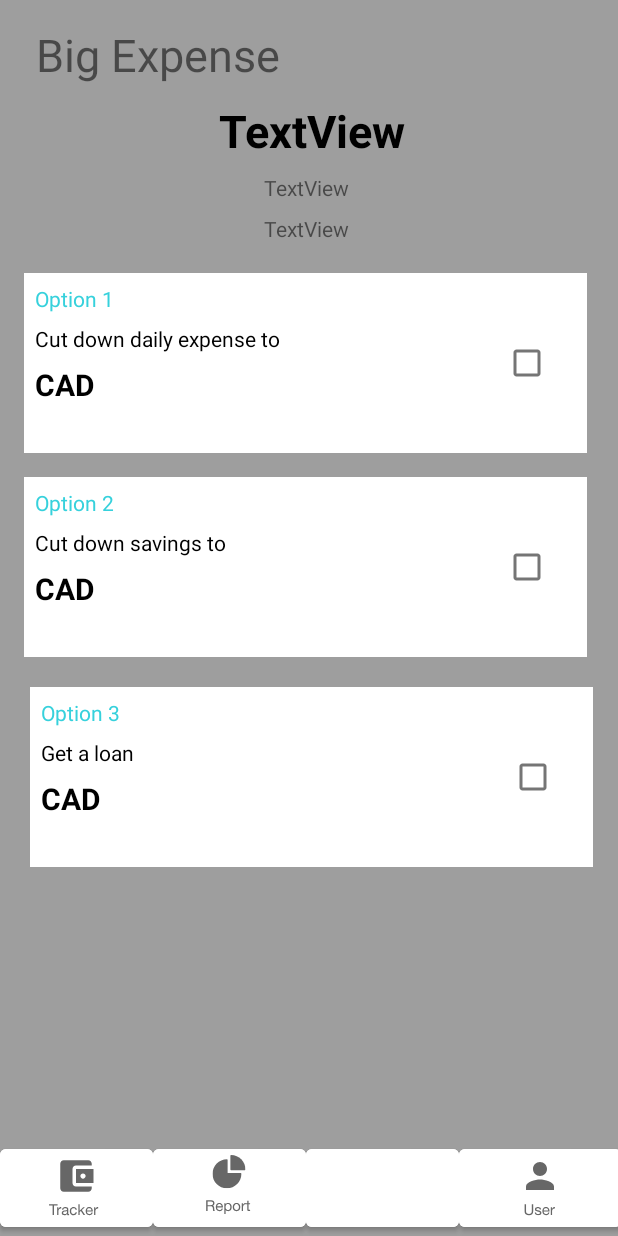
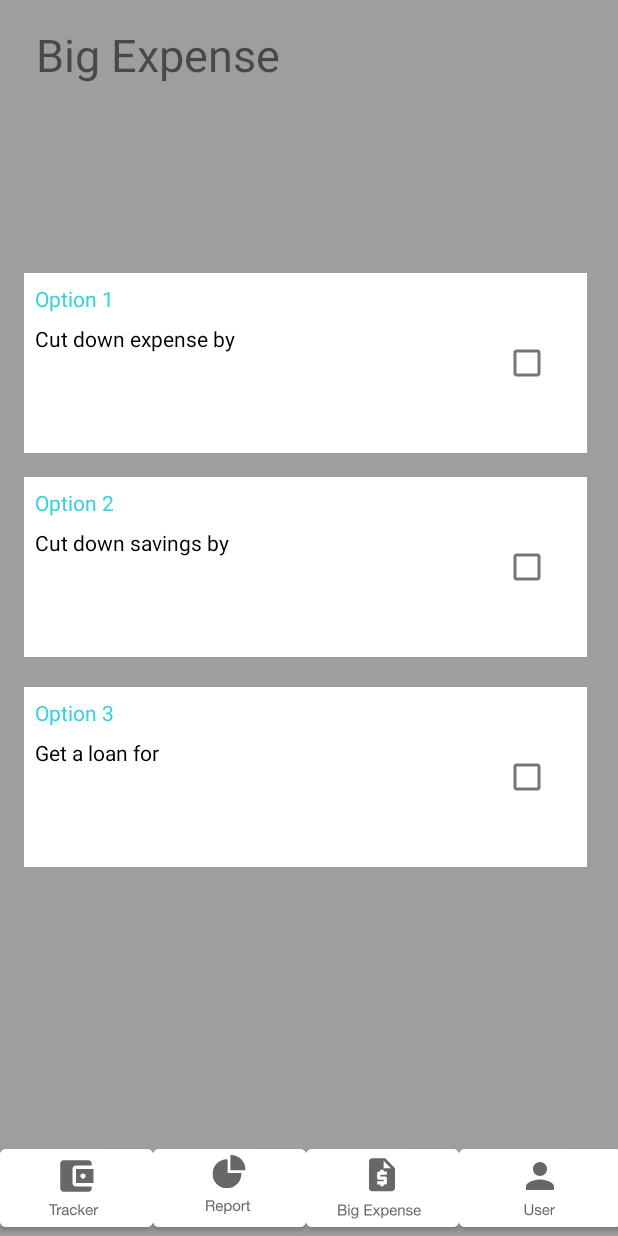
Before and after one commit to KateOber/CSIS-3175, an Android app: the layout activity_big_expenses.xml on its own in the app's theme, with its tools: preview values and no code run, on a phone screen of 412 x 824 dp. Run offline under Robolectric (Android 15) with nearby library versions, the phone set to English and light mode, and no system bars.

Commit message:
finished product
still needs fixes

```diff
--- a/EasyMoney/app/src/main/res/layout/activity_add_savings.xml
+++ b/EasyMoney/app/src/main/res/layout/activity_add_savings.xml
@@ -32,7 +32,7 @@
 
 
     <!--back button-->
-    <ImageView
+    <Button
         android:id="@+id/btnBack"
         android:layout_width="wrap_content"
         android:layout_height="wrap_content"
--- a/EasyMoney/app/src/main/res/layout/activity_big_expenses.xml
+++ b/EasyMoney/app/src/main/res/layout/activity_big_expenses.xml
@@ -27,9 +27,8 @@
         android:layout_height="wrap_content"
         android:layout_marginStart="146dp"
         android:layout_marginTop="10dp"
-        android:text="TextView"
+        android:textColor="#000000"
         android:textSize="30sp"
-        android:textColor="#000000"
         android:textStyle="bold"
         app:layout_constraintStart_toStartOf="parent"
         app:layout_constraintTop_toBottomOf="@+id/txtTitle" />
@@ -40,7 +39,6 @@
         android:layout_height="wrap_content"
         android:layout_marginStart="176dp"
         android:layout_marginTop="8dp"
-        android:text="TextView"
         app:layout_constraintStart_toStartOf="parent"
         app:layout_constraintTop_toBottomOf="@+id/txtEnteredExp" />
 
@@ -50,7 +48,6 @@
         android:layout_height="wrap_content"
         android:layout_marginStart="176dp"
         android:layout_marginTop="8dp"
-        android:text="TextView"
         app:layout_constraintStart_toStartOf="parent"
         app:layout_constraintTop_toBottomOf="@+id/txtEntBExpCat" />
 
@@ -93,7 +90,6 @@
             android:layout_height="wrap_content"
             android:layout_marginStart="7dp"
             android:layout_marginTop="7dp"
-            android:text="CAD"
             android:textColor="#000000"
             android:textSize="20sp"
             android:textStyle="bold"
@@ -145,12 +141,11 @@
             app:layout_constraintTop_toBottomOf="@+id/txtOptionId2" />
 
         <TextView
-            android:id="@+id/trackerExpenseName4"
+            android:id="@+id/txtAmount2"
             android:layout_width="wrap_content"
             android:layout_height="wrap_content"
             android:layout_marginStart="7dp"
             android:layout_marginTop="7dp"
-            android:text="CAD"
             android:textColor="#000000"
             android:textSize="20sp"
             android:textStyle="bold"
@@ -172,7 +167,7 @@
         android:id="@+id/option3BigExp"
         android:layout_width="375dp"
         android:layout_height="120dp"
-        android:layout_marginStart="20dp"
+        android:layout_marginStart="16dp"
         android:layout_marginTop="296dp"
         android:background="#FFFFFF"
         app:layout_constraintStart_toStartOf="parent"
@@ -202,12 +197,11 @@
             app:layout_constraintTop_toBottomOf="@+id/txtOptionId3" />
 
         <TextView
-            android:id="@+id/txtOptionName3"
+            android:id="@+id/txtAmount3"
             android:layout_width="wrap_content"
             android:layout_height="wrap_content"
             android:layout_marginStart="7dp"
             android:layout_marginTop="7dp"
-            android:text="CAD"
             android:textColor="#000000"
             android:textSize="20sp"
             android:textStyle="bold"
@@ -243,10 +237,9 @@
         android:backgroundTint="#FFFFFF"
         app:icon="@drawable/ic_bigexpenseinactive"
         app:iconGravity="top"
-        app:iconTint="#FFFFFF"
+        app:iconTint="#676767"
         app:layout_constraintBottom_toBottomOf="parent"
-        app:layout_constraintStart_toEndOf="@+id/reportBexTrackerFoot"
-        tools:iconTint="#676767" />
+        app:layout_constraintStart_toEndOf="@+id/reportBexTrackerFoot" />
 
     <Button
         android:id="@+id/reportBexTrackerFoot"
--- a/EasyMoney/app/src/main/res/values/strings.xml
+++ b/EasyMoney/app/src/main/res/values/strings.xml
@@ -68,9 +68,9 @@
     <string name="txtBEOption1">Option 1</string>
     <string name="txtBEOption2">Option 2</string>
     <string name="txtBEOption3">Option 3</string>
-    <string name="txtBEOptionName1">Cut down daily expense to</string>
-    <string name="txtBEOptionName2">Cut down savings to</string>
-    <string name="txtBEOptionName3">Get a loan</string>
+    <string name="txtBEOptionName1">Cut down expense by</string>
+    <string name="txtBEOptionName2">Cut down savings by</string>
+    <string name="txtBEOptionName3">Get a loan for</string>
     <string name="txtScrBESub">Set up your expense</string>
     <string name="bigExHint1">Category of big expense</string>
     <string name="bigExHint2">Big Expense Period</string>
```
Also changed, not shown: EasyMoney/app/src/main/java/com/csis3175project/easymoney/AddSavings.java (+10 -8 lines), EasyMoney/app/src/main/java/com/csis3175project/easymoney/BigExpense_setup.java (+11 -7 lines), EasyMoney/app/src/main/java/com/csis3175project/easymoney/BigExpenses_main.java (+58 -1 lines), EasyMoney/app/src/main/res/layout/activity_recurring_bills_calendar.xml (+4 -4 lines).
